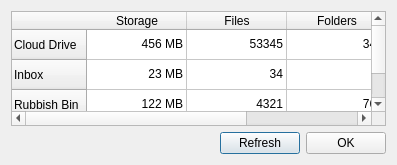
This is Source/MEGASync/gui/win/AccountDetailsDialog.ui in meganz/MEGAsync as Qt 5 draws it before an edit. The edited form follows.
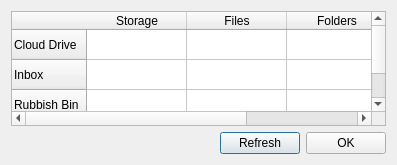
This is the edited form.

```diff
--- a/Source/MEGASync/gui/win/AccountDetailsDialog.ui
+++ b/Source/MEGASync/gui/win/AccountDetailsDialog.ui
@@ -88,7 +88,7 @@
         </column>
         <item row="0" column="0">
          <property name="text">
-          <string>456 MB</string>
+          <string/>
          </property>
          <property name="textAlignment">
           <set>AlignRight|AlignVCenter</set>
@@ -96,7 +96,7 @@
         </item>
         <item row="0" column="1">
          <property name="text">
-          <string>53345</string>
+          <string/>
          </property>
          <property name="textAlignment">
           <set>AlignRight|AlignVCenter</set>
@@ -104,7 +104,7 @@
         </item>
         <item row="0" column="2">
          <property name="text">
-          <string>345</string>
+          <string/>
          </property>
          <property name="textAlignment">
           <set>AlignRight|AlignVCenter</set>
@@ -112,7 +112,7 @@
         </item>
         <item row="1" column="0">
          <property name="text">
-          <string>23 MB</string>
+          <string/>
          </property>
          <property name="textAlignment">
           <set>AlignRight|AlignVCenter</set>
@@ -120,7 +120,7 @@
         </item>
         <item row="1" column="1">
          <property name="text">
-          <string>34</string>
+          <string/>
          </property>
          <property name="textAlignment">
           <set>AlignRight|AlignVCenter</set>
@@ -128,7 +128,7 @@
         </item>
         <item row="1" column="2">
          <property name="text">
-          <string>2</string>
+          <string/>
          </property>
          <property name="textAlignment">
           <set>AlignRight|AlignVCenter</set>
@@ -136,7 +136,7 @@
         </item>
         <item row="2" column="0">
          <property name="text">
-          <string>122 MB</string>
+          <string/>
          </property>
          <property name="textAlignment">
           <set>AlignRight|AlignVCenter</set>
@@ -144,7 +144,7 @@
         </item>
         <item row="2" column="1">
          <property name="text">
-          <string>4321</string>
+          <string/>
          </property>
          <property name="textAlignment">
           <set>AlignRight|AlignVCenter</set>
@@ -152,7 +152,7 @@
         </item>
         <item row="2" column="2">
          <property name="text">
-          <string>763</string>
+          <string/>
          </property>
          <property name="textAlignment">
           <set>AlignRight|AlignVCenter</set>
```
